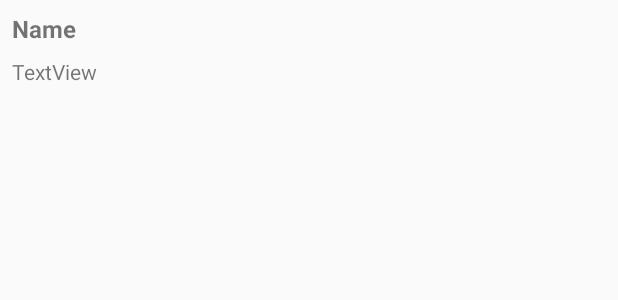
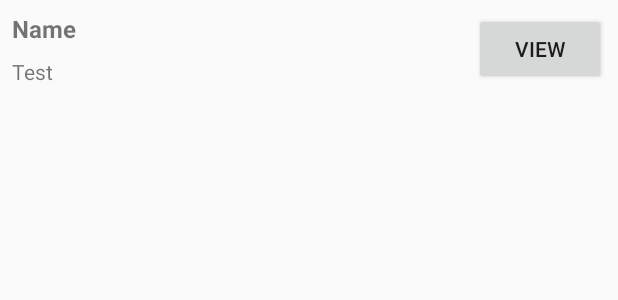
Before and after one commit to Phyrik/AndroidTournamentOrganiser, an Android app: the layout row_main.xml on its own in the app's theme, with its tools: preview values and no code run, on a phone screen of 412 x 824 dp. Shown: the top 300 px of the screen. Run offline under Robolectric (Android 15) with nearby library versions, the light colour scheme and no system bars.

Commit message:
Finished first iteration of ListView on the homepage

```diff
--- a/app/src/main/res/layout/row_main.xml
+++ b/app/src/main/res/layout/row_main.xml
@@ -5,12 +5,12 @@
     android:layout_width="match_parent" android:layout_height="match_parent">
 
     <TextView
-        android:id="@+id/textView2"
+        android:id="@+id/title_textview"
         android:layout_width="wrap_content"
         android:layout_height="wrap_content"
         android:layout_marginStart="8dp"
         android:layout_marginTop="8dp"
-        android:text="Name"
+        android:text="@string/name"
         android:textSize="16sp"
         android:textStyle="bold"
         app:layout_constraintStart_toStartOf="parent"
@@ -21,7 +21,17 @@
         android:layout_width="wrap_content"
         android:layout_height="wrap_content"
         android:layout_marginTop="8dp"
-        android:text="TextView"
-        app:layout_constraintStart_toStartOf="@+id/textView2"
-        app:layout_constraintTop_toBottomOf="@+id/textView2" />
+        android:text="@string/test"
+        app:layout_constraintStart_toStartOf="@+id/title_textview"
+        app:layout_constraintTop_toBottomOf="@+id/title_textview" />
+
+    <Button
+        android:id="@+id/view_button"
+        android:layout_width="wrap_content"
+        android:layout_height="wrap_content"
+        android:layout_marginEnd="8dp"
+        android:text="@string/view"
+        app:layout_constraintBottom_toBottomOf="@+id/position_textview"
+        app:layout_constraintEnd_toEndOf="parent"
+        app:layout_constraintTop_toTopOf="@+id/title_textview" />
 </android.support.constraint.ConstraintLayout>
--- a/app/src/main/res/values/strings.xml
+++ b/app/src/main/res/values/strings.xml
@@ -4,4 +4,7 @@
     <string name="title">Title</string>
     <string name="next">Next</string>
     <string name="test">Test</string>
+    <string name="view">View</string>
+    <string name="name">Name</string>
+    <string name="delete">Delete</string>
 </resources>
```
Also changed, not shown: app/src/main/java/com/example/buchanan/tournamentorganiser/MainActivity.kt (+31 -6 lines).
